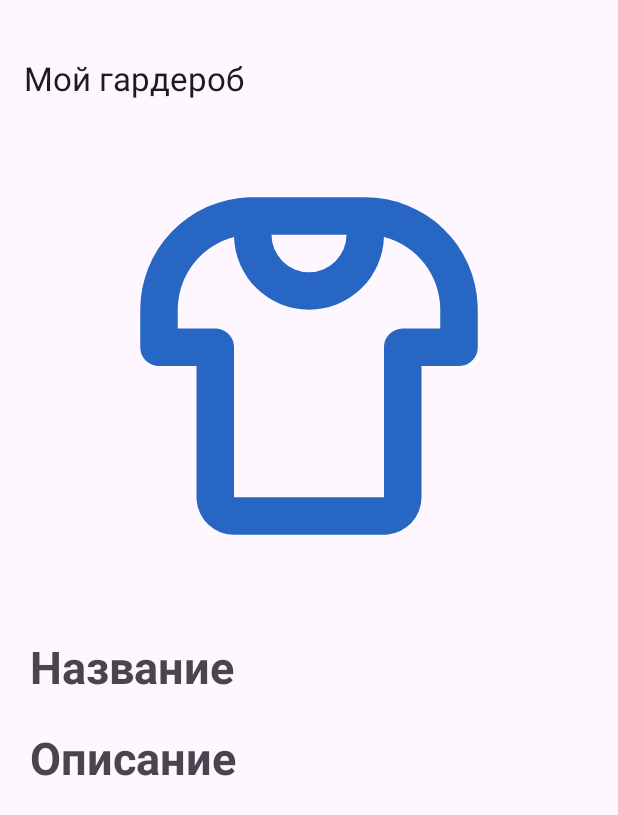
After one commit to maks2001916/MyWardrobe, an Android app: the ClothingInfoActivity screen opened directly, with no data from a screen before it, on a phone screen of 412 x 824 dp. The commit adds this screen. Shown: the top 815 px of the screen. Run offline under Robolectric (Android 15) with nearby library versions, the phone set to English and light mode, and no system bars; our stand-ins replace CircleImageView.

Commit message:
Завершена вёрстка экрана с детализацией информации

```diff
--- a/app/src/main/AndroidManifest.xml
+++ b/app/src/main/AndroidManifest.xml
@@ -13,6 +13,9 @@
         android:theme="@style/Theme.MyWardrobe"
         tools:targetApi="31">
         <activity
+            android:name=".ClothingInfoActivity"
+            android:exported="false" />
+        <activity
             android:name=".MyWardrobeActivity"
             android:exported="false" />
         <activity
--- /dev/null
+++ b/app/src/main/java/com/example/mywardrobe/ClothingInfoActivity.kt
@@ -0,0 +1,20 @@
+package com.example.mywardrobe
+
+import android.os.Bundle
+import androidx.activity.enableEdgeToEdge
+import androidx.appcompat.app.AppCompatActivity
+import androidx.core.view.ViewCompat
+import androidx.core.view.WindowInsetsCompat
+
+class ClothingInfoActivity : AppCompatActivity() {
+    override fun onCreate(savedInstanceState: Bundle?) {
+        super.onCreate(savedInstanceState)
+        enableEdgeToEdge()
+        setContentView(R.layout.activity_clothing_info)
+        ViewCompat.setOnApplyWindowInsetsListener(findViewById(R.id.main)) { v, insets ->
+            val systemBars = insets.getInsets(WindowInsetsCompat.Type.systemBars())
+            v.setPadding(systemBars.left, systemBars.top, systemBars.right, systemBars.bottom)
+            insets
+        }
+    }
+}
--- a/app/src/main/java/com/example/mywardrobe/MyWardrobeActivity.kt
+++ b/app/src/main/java/com/example/mywardrobe/MyWardrobeActivity.kt
@@ -135,7 +135,16 @@ class MyWardrobeActivity : AppCompatActivity() {
         toolbarTB = findViewById(R.id.toolbarMyWardrobeTB)
         listRV = findViewById(R.id.listRV)
         listRV.layoutManager = LinearLayoutManager(this)
-        listRV.adapter = CustomAdapter(clothes)
+        val customAdapter = CustomAdapter(clothes)
+        listRV.adapter = customAdapter
+        listRV.setHasFixedSize(true)
+        customAdapter.setOnClothingClickListener(object :
+            CustomAdapter.OnClothingClickListener {
+            override fun onClothingClick(clothing: Clothing, position: Int) {
+                TODO("Not yet implemented")
+            }
+
+        })
         setSupportActionBar(toolbarTB)
 
     }
--- /dev/null
+++ b/app/src/main/res/layout/activity_clothing_info.xml
@@ -0,0 +1,51 @@
+<?xml version="1.0" encoding="utf-8"?>
+<LinearLayout xmlns:android="http://schemas.android.com/apk/res/android"
+    xmlns:app="http://schemas.android.com/apk/res-auto"
+    xmlns:tools="http://schemas.android.com/tools"
+    android:id="@+id/main"
+    android:layout_width="match_parent"
+    android:layout_height="match_parent"
+    tools:context=".ClothingInfoActivity"
+    android:orientation="vertical">
+
+
+    <androidx.appcompat.widget.Toolbar
+        android:id="@+id/toolbarMyWardrobeTB"
+        app:title="@string/app_name_ru"
+        android:layout_width="match_parent"
+        android:layout_height="wrap_content"
+        android:layout_marginTop="20dp"/>
+
+
+    <de.hdodenhof.circleimageview.CircleImageView
+        android:id="@+id/imageCIV"
+        android:layout_width="300dp"
+        android:layout_height="300dp"
+        android:layout_margin="10dp"
+        android:layout_gravity="center"
+        android:src="@drawable/t_shirt_2_line"/>
+
+    <TextView
+        android:id="@+id/titleTV"
+        android:text="@string/title"
+        android:textSize="30sp"
+        android:textStyle="bold"
+        android:layout_width="match_parent"
+        android:layout_height="wrap_content"
+        android:layout_marginTop="20dp"
+        android:layout_marginStart="20dp"
+        android:layout_marginEnd="20dp"/>
+
+
+    <TextView
+        android:id="@+id/descriptionTV"
+        android:text="@string/description"
+        android:textSize="30sp"
+        android:textStyle="bold"
+        android:layout_width="match_parent"
+        android:layout_height="wrap_content"
+        android:layout_marginTop="20dp"
+        android:layout_marginStart="20dp"
+        android:layout_marginEnd="20dp"/>
+
+</LinearLayout>
```
